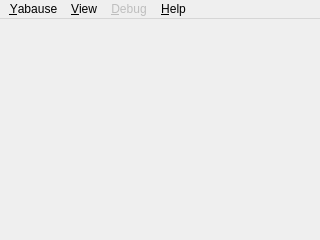
Before: the Qt Designer form yabause/src/qt/ui/UIYabause.ui in KitoHo/yabause, drawn with Qt 5.
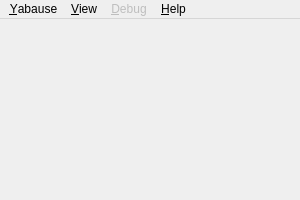
After: the same form once the commit is applied.

```diff
--- a/yabause/src/qt/ui/UIYabause.ui
+++ b/yabause/src/qt/ui/UIYabause.ui
@@ -3,10 +3,10 @@
  <widget class="QMainWindow" name="UIYabause" >
   <property name="geometry" >
    <rect>
-    <x>0</x>
-    <y>0</y>
-    <width>320</width>
-    <height>240</height>
+    <x>1</x>
+    <y>22</y>
+    <width>300</width>
+    <height>200</height>
    </rect>
   </property>
   <property name="windowTitle" >
@@ -18,8 +18,8 @@
     <rect>
      <x>0</x>
      <y>0</y>
-     <width>320</width>
-     <height>27</height>
+     <width>300</width>
+     <height>22</height>
     </rect>
    </property>
    <widget class="QMenu" name="mYabause" >
```
